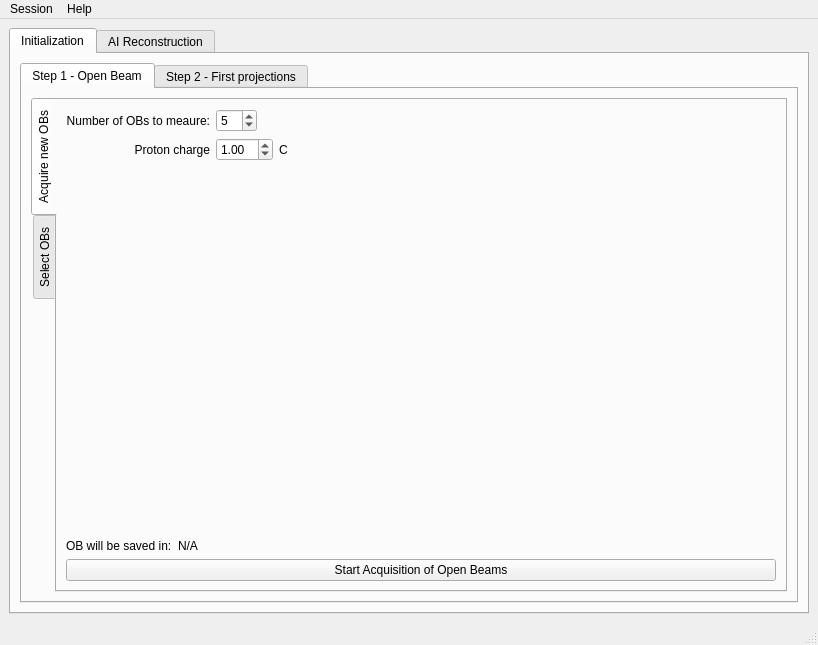
This is src/asui/ui/main_application.ui in ornlneutronimaging/HyperCTui as Qt 5 draws it before an edit. The edited form follows.
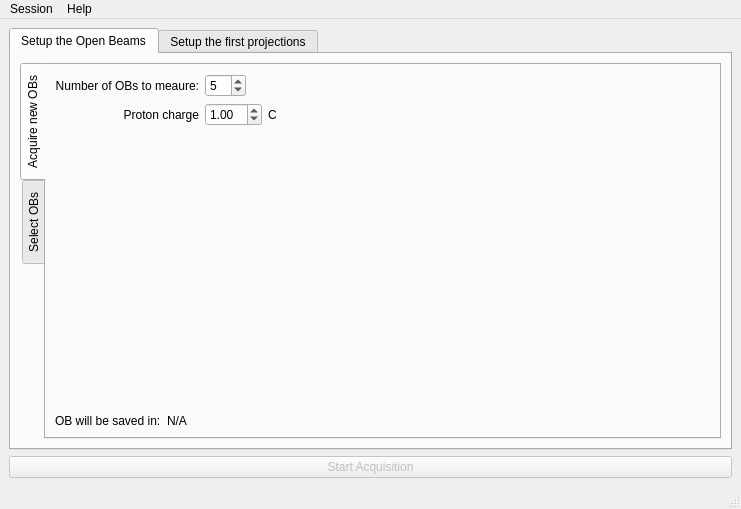
This is the edited form. The open tabs and pages were chosen to show the change. Icons and pictures are not drawn.

Commit message: new refactoring. this refs #6

The edit to the form file:
```diff
--- a/src/asui/ui/main_application.ui
+++ b/src/asui/ui/main_application.ui
@@ -6,24 +6,14 @@
    <rect>
     <x>0</x>
     <y>0</y>
-    <width>818</width>
-    <height>645</height>
+    <width>741</width>
+    <height>509</height>
    </rect>
   </property>
   <property name="windowTitle">
    <string>aiSVMBIRui</string>
   </property>
   <widget class="QWidget" name="centralwidget">
-   <layout class="QVBoxLayout" name="verticalLayout_3">
-    <item>
-     <widget class="QTabWidget" name="tabWidget_2">
-      <property name="currentIndex">
-       <number>0</number>
-      </property>
-      <widget class="QWidget" name="tab_9">
-       <attribute name="title">
-        <string>Initialization</string>
-       </attribute>
        <layout class="QVBoxLayout" name="verticalLayout">
         <item>
          <widget class="QTabWidget" name="tabWidget">
@@ -38,7 +28,7 @@
           </property>
           <widget class="QWidget" name="tab">
            <attribute name="title">
-            <string>Step 1 - Open Beam</string>
+        <string>Setup the Open Beams</string>
            </attribute>
            <layout class="QVBoxLayout" name="verticalLayout_2">
             <item>
@@ -177,20 +167,6 @@
                   </item>
                  </layout>
                 </item>
-                <item>
-                 <layout class="QHBoxLayout" name="horizontalLayout_10">
-                  <item>
-                   <widget class="QPushButton" name="step1_start_acquisition_pushButton_3">
-                    <property name="enabled">
-                     <bool>true</bool>
-                    </property>
-                    <property name="text">
-                     <string>Start Acquisition of Open Beams</string>
-                    </property>
-                   </widget>
-                  </item>
-                 </layout>
-                </item>
                </layout>
               </widget>
               <widget class="QWidget" name="tab_11">
@@ -266,18 +242,19 @@
           </widget>
           <widget class="QWidget" name="tab_2">
            <attribute name="title">
-            <string>Step 2 - First projections</string>
+        <string>Setup the first projections</string>
            </attribute>
           </widget>
          </widget>
         </item>
-       </layout>
-      </widget>
-      <widget class="QWidget" name="tab_12">
-       <attribute name="title">
-        <string>AI Reconstruction</string>
-       </attribute>
-      </widget>
+    <item>
+     <widget class="QPushButton" name="start_acquisition_pushButton">
+      <property name="enabled">
+       <bool>false</bool>
+      </property>
+      <property name="text">
+       <string>Start Acquisition</string>
+      </property>
      </widget>
     </item>
    </layout>
@@ -288,7 +265,7 @@
     <rect>
      <x>0</x>
      <y>0</y>
-     <width>818</width>
+     <width>741</width>
      <height>24</height>
     </rect>
    </property>
```
Left out of the diff: 20 changed lines with no effect on the pictures. Lines whose indentation alone changed are shown as unchanged.
